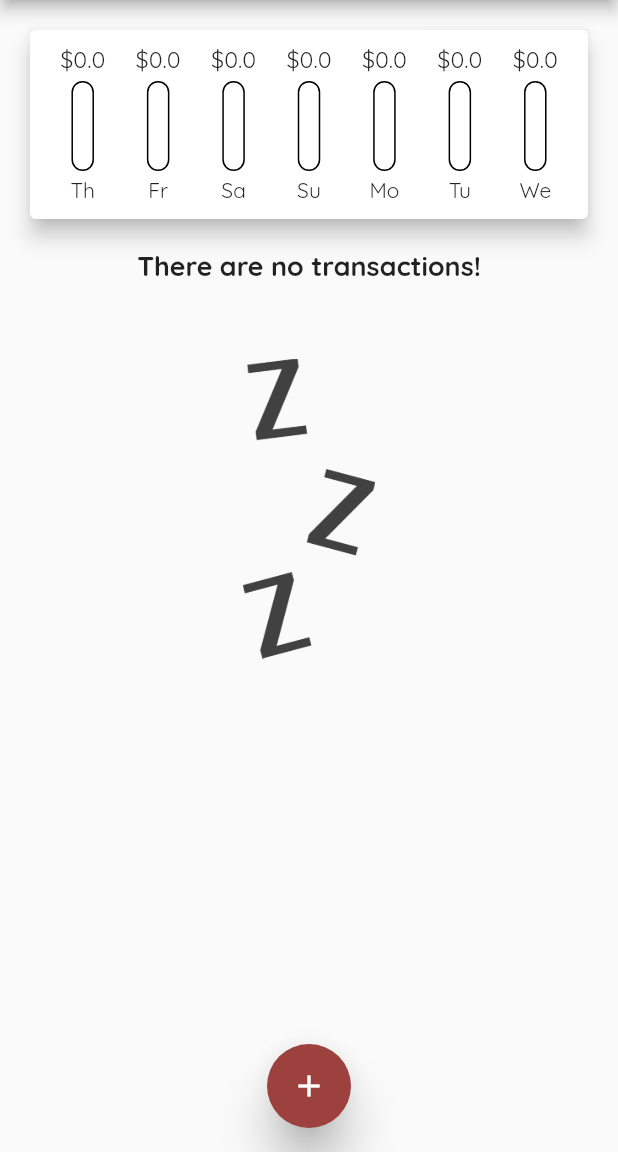
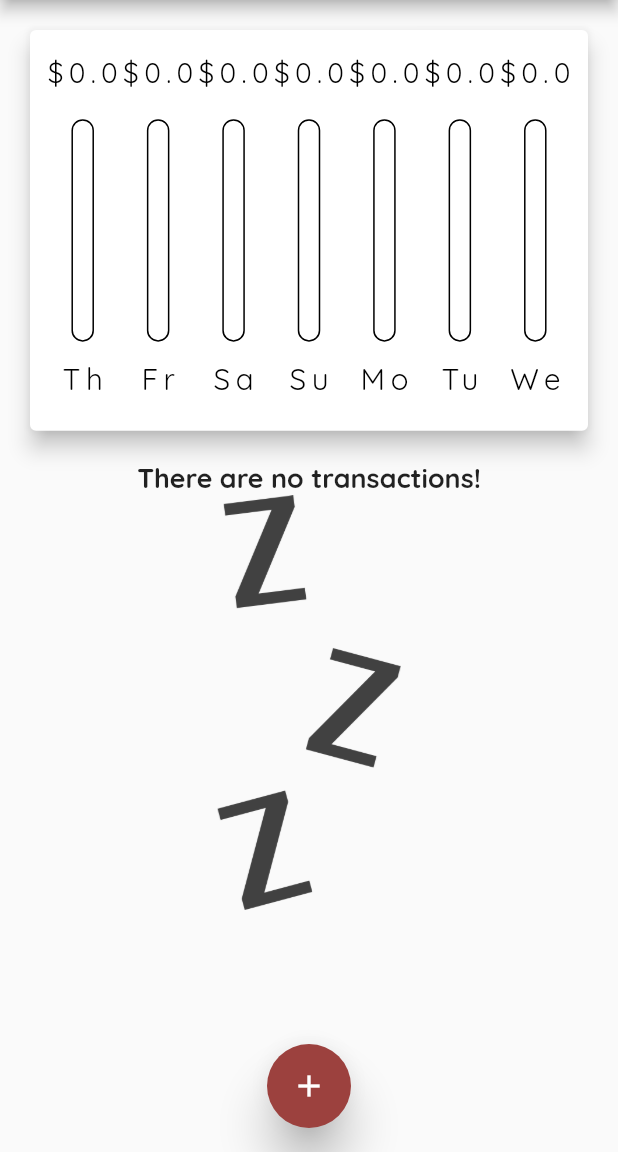
Before and after one commit to KaterinaOsipenko/Personal-Expenses-App, a Flutter app: the screen it shows after launch, on a phone screen of 412 x 824 dp, the part 84-1236 px from its top. Run offline on Flutter 3.47's test engine with Material 2 defaults, Android fonts, the light colour scheme and no system bars; our stand-ins replace percent_indicator; missing offline and left inert: vertical_percent_indicator.

Commit message:
create adaptive app

```diff
--- a/lib/main.dart
+++ b/lib/main.dart
@@ -16,10 +16,15 @@ class MyApp extends StatelessWidget {
 
   @override
   Widget build(BuildContext context) {
+    final textScaleFactor = MediaQuery.of(context).textScaleFactor;
+
     return MaterialApp(
       title: 'Personal Expenses',
       theme: ThemeData(
         textTheme: const TextTheme(
+          labelSmall: TextStyle(
+            fontSize: 8,
+          ),
           titleLarge: TextStyle(
             fontFamily: 'OpenSans',
             fontSize: 18,
@@ -62,6 +67,8 @@ class MyHomePage extends StatefulWidget {
 
 class _MyHomePageState extends State<MyHomePage> {
   final List<Transaction> _transactionsList = [];
+
+  bool _showChart = false;
 
   void _addNewTransaction(String titleTx, double amountTx, DateTime date) {
     final tx = Transaction(
@@ -132,8 +139,7 @@ class _MyHomePageState extends State<MyHomePage> {
 
   @override
   Widget build(BuildContext context) {
-    return Scaffold(
-      appBar: AppBar(
+    final appBar = AppBar(
       actions: [
         IconButton(
           onPressed: () => _startAddNewTransaction(),
@@ -145,14 +151,60 @@ class _MyHomePageState extends State<MyHomePage> {
         )
       ],
       title: const Text('Personal Expenses'),
-      ),
+    );
+
+    final _txListWidget = Container(
+      height: (MediaQuery.of(context).size.height -
+              appBar.preferredSize.height -
+              MediaQuery.of(context).padding.top) *
+          0.6,
+      child: TransactionList(
+          _transactionsList, _removeTransaction, _editTransaction),
+    );
+
+    final _isLandscape =
+        MediaQuery.of(context).orientation == Orientation.landscape;
+
+    return Scaffold(
+      appBar: appBar,
       body: SingleChildScrollView(
         child: Column(
           mainAxisAlignment: MainAxisAlignment.start,
           children: <Widget>[
-            Chart(_recentTransactions),
-            TransactionList(
-                _transactionsList, _removeTransaction, _editTransaction),
+            if (_isLandscape)
+              Row(
+                mainAxisAlignment: MainAxisAlignment.center,
+                children: [
+                  const Text("Show chart"),
+                  Switch(
+                    value: _showChart,
+                    onChanged: (val) {
+                      setState(() {
+                        _showChart = val;
+                      });
+                    },
+                  ),
+                ],
+              ),
+            if (!_isLandscape)
+              Container(
+                height: (MediaQuery.of(context).size.height -
+                        appBar.preferredSize.height -
+                        MediaQuery.of(context).padding.top) *
+                    0.4,
+                child: Chart(_recentTransactions),
+              ),
+            if (!_isLandscape) _txListWidget,
+            if (_isLandscape)
+              _showChart
+                  ? Container(
+                      height: (MediaQuery.of(context).size.height -
+                              appBar.preferredSize.height -
+                              MediaQuery.of(context).padding.top) *
+                          0.7,
+                      child: Chart(_recentTransactions),
+                    )
+                  : _txListWidget,
           ],
         ),
       ),
--- a/lib/widgets/chart_bar.dart
+++ b/lib/widgets/chart_bar.dart
@@ -14,19 +14,24 @@ class ChartBar extends StatelessWidget {
 
   @override
   Widget build(BuildContext context) {
+    return LayoutBuilder(
+      builder: (context, contraints) {
         return Column(
           children: [
-        Container(
-          height: 20,
+            SizedBox(
+              height: contraints.maxHeight * 0.15,
               child: FittedBox(
-            child: Text("\$$_totalSum"),
+                child: Text(
+                  "\$$_totalSum",
+                  style: Theme.of(context).textTheme.labelSmall,
                 ),
               ),
-        const SizedBox(
-          height: 4,
             ),
-        Container(
-          height: 60,
+            SizedBox(
+              height: contraints.maxHeight * 0.05,
+            ),
+            SizedBox(
+              height: contraints.maxHeight * 0.6,
               width: 15,
               child: Stack(
                 children: [
@@ -37,7 +42,6 @@ class ChartBar extends StatelessWidget {
                     ),
                   ),
                   FractionallySizedBox(
-                // alignment: Alignment.bottomCenter,
                     heightFactor: _perCentOfTotal,
                     child: Container(
                       decoration: BoxDecoration(
@@ -49,11 +53,19 @@ class ChartBar extends StatelessWidget {
                 ],
               ),
             ),
-        const SizedBox(
-          height: 4,
+            SizedBox(
+              height: contraints.maxHeight * 0.05,
             ),
-        Text(_label),
+            SizedBox(
+                height: contraints.maxHeight * 0.10,
+                child: FittedBox(
+                    child: Text(
+                  _label,
+                  style: Theme.of(context).textTheme.labelSmall,
+                ))),
           ],
+        );
+      },
     );
   }
 }
--- a/lib/widgets/transaction_list.dart
+++ b/lib/widgets/transaction_list.dart
@@ -33,25 +33,25 @@ class TransactionList extends StatelessWidget {
   @override
   Widget build(BuildContext context) {
     return Container(
-      height: 500,
       child: transactionsList.isEmpty
-          ? Column(
+          ? LayoutBuilder(
+              builder: (context, constraints) {
+                return Column(
                   children: [
                     Text(
                       "There are no transactions!",
                       style: Theme.of(context).textTheme.titleMedium,
                     ),
-                const SizedBox(
-                  height: 50,
-                ),
                     SizedBox(
-                  height: 200,
+                      height: constraints.maxHeight * 0.6,
                       child: Image.asset(
                         "assets/images/waiting.png",
                         fit: BoxFit.cover,
                       ),
                     ),
                   ],
+                );
+              },
             )
           : ListView.builder(
               itemBuilder: (context, index) {
@@ -77,6 +77,9 @@ class TransactionList extends StatelessWidget {
                     subtitle: Text(
                       DateFormat.MMMMEEEEd()
                           .format(transactionsList[index].date),
+                      style: TextStyle(
+                          fontSize:
+                              18 * MediaQuery.of(context).textScaleFactor),
                     ),
                     trailing: SizedBox(
                       width: 80,
```
Lines whose indentation alone changed are shown as unchanged.
